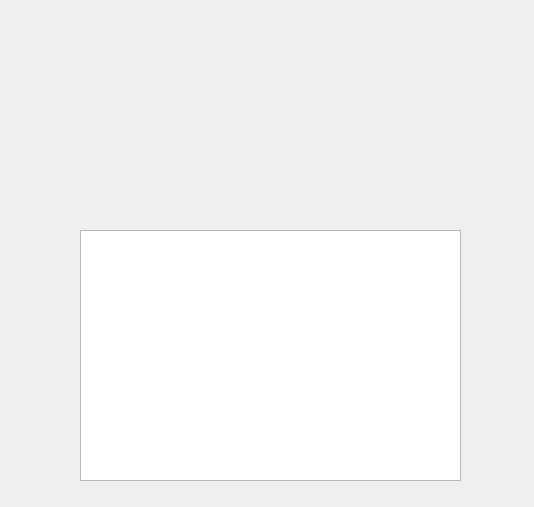
The window that views/meeting_list.ui (y-ngm-n/TeamMountain) describes before a commit, drawn with Qt 5.
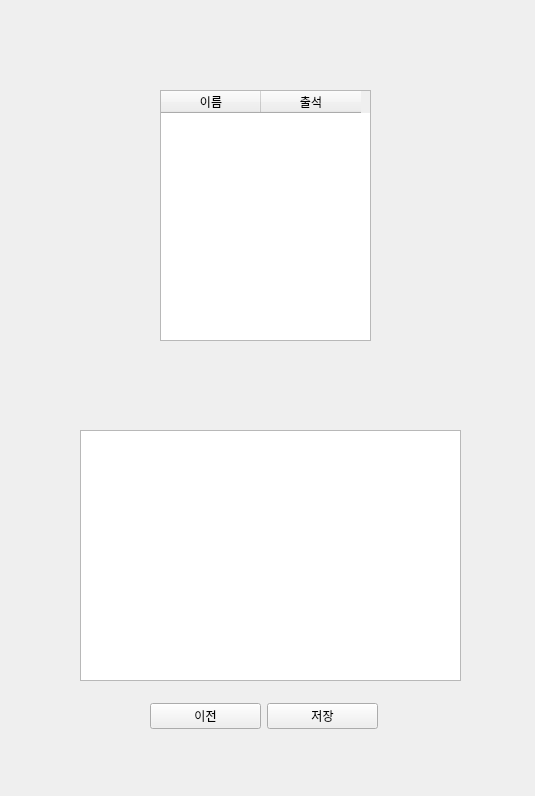
The same window after the commit.

Commit message: 출석/메모 구현

Diff of the .ui file:
```diff
--- a/views/meeting_list.ui
+++ b/views/meeting_list.ui
@@ -6,39 +6,24 @@
    <rect>
     <x>0</x>
     <y>0</y>
-    <width>534</width>
-    <height>507</height>
+    <width>535</width>
+    <height>796</height>
    </rect>
   </property>
   <property name="windowTitle">
    <string>Form</string>
   </property>
-  <widget class="QLabel" name="label_meeting_name">
-   <property name="geometry">
-    <rect>
-     <x>9</x>
-     <y>5</y>
-     <width>511</width>
-     <height>71</height>
-    </rect>
-   </property>
-   <property name="font">
-    <font>
-     <pointsize>24</pointsize>
-    </font>
-   </property>
-   <property name="text">
-    <string/>
-   </property>
-   <property name="alignment">
-    <set>Qt::AlignCenter</set>
-   </property>
-  </widget>
+  <property name="layoutDirection">
+   <enum>Qt::LeftToRight</enum>
+  </property>
+  <property name="autoFillBackground">
+   <bool>false</bool>
+  </property>
   <widget class="QLabel" name="label_meeting_date">
    <property name="geometry">
     <rect>
-     <x>190</x>
-     <y>70</y>
+     <x>200</x>
+     <y>20</y>
      <width>141</width>
      <height>31</height>
     </rect>
@@ -54,7 +39,7 @@
    <property name="geometry">
     <rect>
      <x>80</x>
-     <y>230</y>
+     <y>430</y>
      <width>381</width>
      <height>251</height>
     </rect>
@@ -68,6 +53,52 @@
 </string>
    </property>
   </widget>
+  <widget class="QTableWidget" name="table_attendant">
+   <property name="geometry">
+    <rect>
+     <x>160</x>
+     <y>90</y>
+     <width>211</width>
+     <height>251</height>
+    </rect>
+   </property>
+   <column>
+    <property name="text">
+     <string>이름</string>
+    </property>
+   </column>
+   <column>
+    <property name="text">
+     <string>출석</string>
+    </property>
+   </column>
+  </widget>
+  <widget class="QWidget" name="">
+   <property name="geometry">
+    <rect>
+     <x>150</x>
+     <y>700</y>
+     <width>228</width>
+     <height>32</height>
+    </rect>
+   </property>
+   <layout class="QHBoxLayout" name="horizontalLayout" stretch="0,0">
+    <item>
+     <widget class="QPushButton" name="pushButton">
+      <property name="text">
+       <string>이전</string>
+      </property>
+     </widget>
+    </item>
+    <item>
+     <widget class="QPushButton" name="pushButton_2">
+      <property name="text">
+       <string>저장</string>
+      </property>
+     </widget>
+    </item>
+   </layout>
+  </widget>
  </widget>
  <resources/>
  <connections/>
```
Left out of the diff: 39 changed lines with no effect on the pictures. The commit also changes 4 other files.
